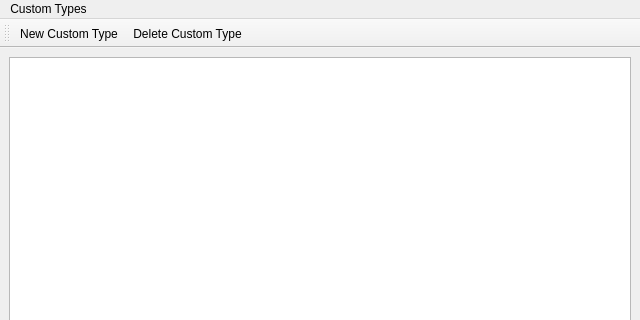
Above: Source/Tome/Types/customtypeswindow.ui from npruehs/tome-editor before the change; both pictures show x 0 to 640 and y 0 to 320 of the 640 by 480 pixel window. Below: the same form after it.
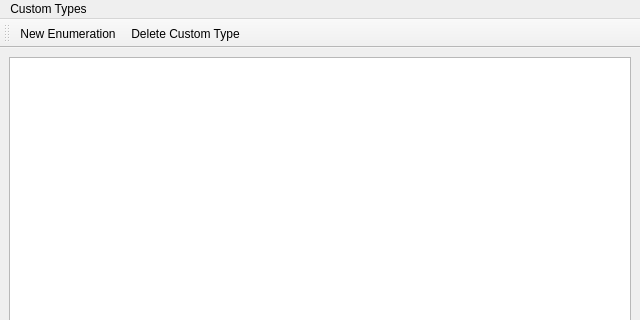
That is the form after the change. Icons and pictures are not drawn.

Commit message: CHANGED: Custom Types - Renamed custom type windows and references.

```diff
--- a/Source/Tome/Types/customtypeswindow.ui
+++ b/Source/Tome/Types/customtypeswindow.ui
@@ -66,7 +66,7 @@
     </iconset>
    </property>
    <property name="text">
-    <string>New Custom Type...</string>
+    <string>New Enumeration...</string>
    </property>
    <property name="shortcut">
     <string>Ctrl+N</string>
```
Left out of the diff: 1 changed line with no effect on the pictures. The commit also changes 11 other files.
